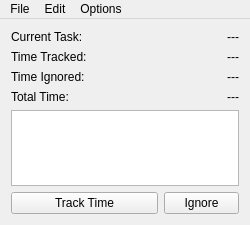
First picture: the form in mainwindow.ui, repository themattkerr/TimeTracker, before the edit.
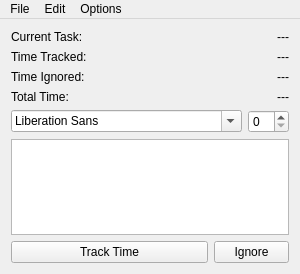
Second picture: the form after the edit. Icons and pictures are not drawn.

Patch:
```diff
--- a/mainwindow.ui
+++ b/mainwindow.ui
@@ -6,8 +6,8 @@
    <rect>
     <x>0</x>
     <y>0</y>
-    <width>250</width>
-    <height>225</height>
+    <width>289</width>
+    <height>274</height>
    </rect>
   </property>
   <property name="windowTitle">
@@ -109,6 +109,36 @@
       </item>
      </layout>
     </item>
+    <item>
+     <layout class="QHBoxLayout" name="horizontalLayout_6">
+      <item>
+       <spacer name="horizontalSpacer">
+        <property name="orientation">
+         <enum>Qt::Horizontal</enum>
+        </property>
+        <property name="sizeHint" stdset="0">
+         <size>
+          <width>40</width>
+          <height>20</height>
+         </size>
+        </property>
+       </spacer>
+      </item>
+      <item>
+       <widget class="QFontComboBox" name="fontComboBox">
+        <property name="currentFont">
+         <font>
+          <family>Arial</family>
+          <pointsize>12</pointsize>
+         </font>
+        </property>
+       </widget>
+      </item>
+      <item>
+       <widget class="QSpinBox" name="fontSize_spinBox"/>
+      </item>
+     </layout>
+    </item>
     <item>
      <widget class="QTextEdit" name="textEdit"/>
     </item>
@@ -155,8 +185,8 @@
     <rect>
      <x>0</x>
      <y>0</y>
-     <width>250</width>
-     <height>17</height>
+     <width>289</width>
+     <height>24</height>
     </rect>
    </property>
    <widget class="QMenu" name="menuOptions">
```
Left out of the diff: 19 changed lines with no effect on the pictures.
